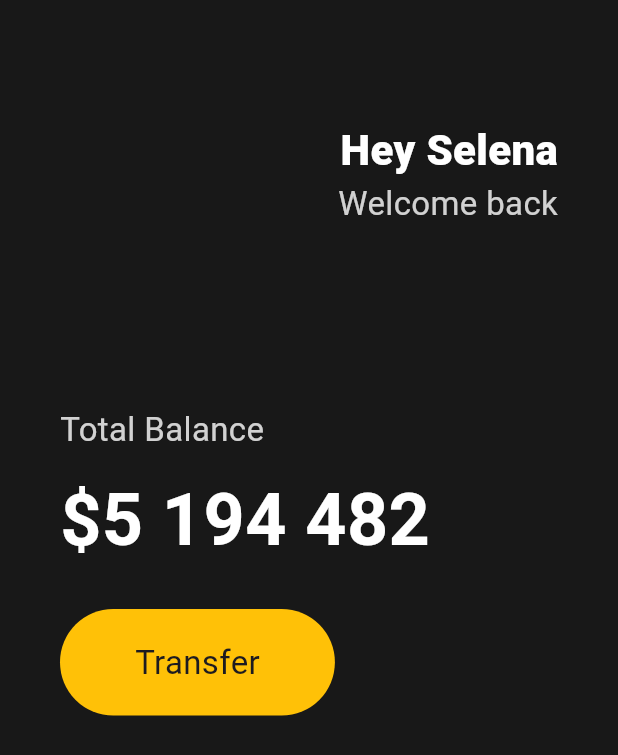
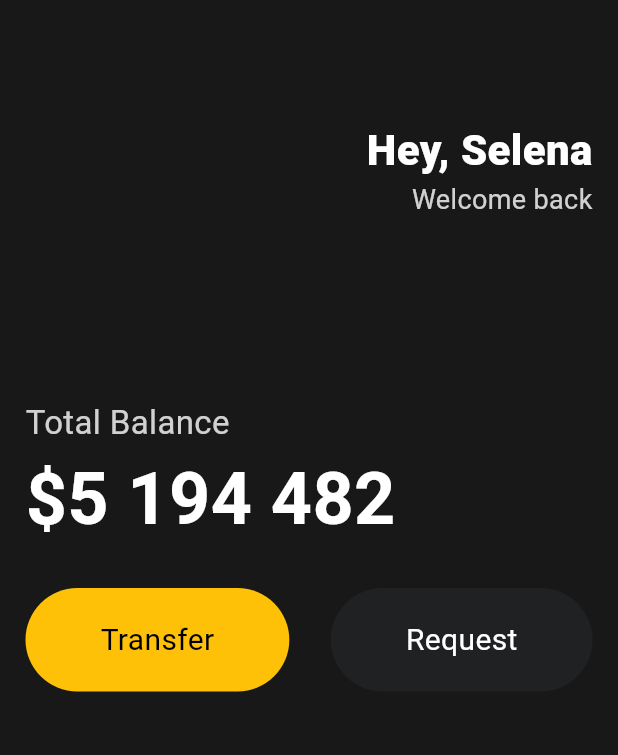
Before and after one commit to wakeupmakeup/flutter_study, a Flutter app: the screen it shows after launch, on a phone screen of 412 x 824 dp. Shown: the top 755 px of the screen. Run offline on Flutter 3.47's test engine with Material 3 defaults, Android fonts, the phone set to English and light mode, and no system bars.

Commit message:
[ADD] Code Action

```diff
--- a/lib/main.dart
+++ b/lib/main.dart
@@ -1,24 +1,27 @@
 import 'package:flutter/material.dart';
+import 'package:flutter_study/widgets/button.dart';
 
 void main() {
-  runApp(App());
+  runApp(const App());
 }
 
 // 최종 코드
 class App extends StatelessWidget {
+  const App({super.key});
+
   @override
   Widget build(BuildContext context) {
     return MaterialApp(
       home: Scaffold(
-        backgroundColor: Color(0xFF181818),
+        backgroundColor: const Color(0xFF181818),
         body: Padding(
-          padding: EdgeInsets.symmetric(
-            horizontal: 40,
+          padding: const EdgeInsets.symmetric(
+            horizontal: 17,
           ),
           child: Column(
             crossAxisAlignment: CrossAxisAlignment.start,
             children: [
-              SizedBox(
+              const SizedBox(
                 height: 80,
               ),
               Row(
@@ -27,8 +30,8 @@ class App extends StatelessWidget {
                   Column(
                     crossAxisAlignment: CrossAxisAlignment.end,
                     children: [
-                      Text(
-                        'Hey Selena',
+                      const Text(
+                        'Hey, Selena',
                         style: TextStyle(
                             color: Colors.white,
                             fontSize: 28,
@@ -38,14 +41,14 @@ class App extends StatelessWidget {
                         'Welcome back',
                         style: TextStyle(
                           color: Colors.white.withOpacity(0.8),
-                          fontSize: 22,
+                          fontSize: 18,
                         ),
                       ),
                     ],
                   ),
                 ],
               ),
-              SizedBox(
+              const SizedBox(
                 height: 120,
               ),
               Text(
@@ -55,11 +58,10 @@ class App extends StatelessWidget {
                   color: Colors.white.withOpacity(0.8),
                 ),
               ),
-              SizedBox(
-                height: 10,
+              const SizedBox(
+                height: 1,
               ),
-              Text(
-                // 변수가 아님을 알려줄때 이렇게 사용.
+              const Text(
                 '\$5 194 482',
                 style: TextStyle(
                   fontSize: 48,
@@ -67,37 +69,24 @@ class App extends StatelessWidget {
                   color: Colors.white,
                 ),
               ),
-              SizedBox(
+              const SizedBox(
                 height: 25,
               ),
-              Row(
+              const Row(
+                mainAxisAlignment: MainAxisAlignment.spaceBetween,
                 children: [
-                  // 컨테이너는 div 같은것이고 하나의 child를 가진다.
-                  Container(
-                    // 단순하게 backgroundcolor로 하는게 아니라 데코레이션이라는 것을 사용해야함.
-                    // 이외에도 border radius 작업 등에도 사용됨
-                    decoration: BoxDecoration(
-                      color: Colors.amber,
-                      borderRadius: BorderRadius.circular(
-                        45,
-                      ),
-                    ),
-                    // 지금 보면 패딩 값을 줄때 child에 주는 것을 알 수 있음.
-                    // child에 줘야 컨테이너 안에 넣을 텍스트에 직접 적용된다.
-
-                    child: Padding(
-                      // padding 값을 넣을때 symmetric을 넣고 가로 세로 값을 입력하면 된다.
-                      padding: EdgeInsets.symmetric(
-                        horizontal: 50,
-                        vertical: 20,
-                      ),
-                      child: Text(
-                        'Transfer',
-                        style: TextStyle(
-                          fontSize: 22,
-                        ),
-                      ),
-                    ),
+                  // 이렇게 하면 정말 간단하게 짤 수 있음.
+                  // 여기서는 값들을 미리 알 수 있기 때문에 const가 붙는 것임.
+                  // 지우면 오류는 나지는 않는다.
+                  Button(
+                    text: 'Transfer',
+                    bgColor: Colors.amber,
+                    textColor: Colors.black,
+                  ),
+                  Button(
+                    text: "Request",
+                    bgColor: Color(0xFF1F2123),
+                    textColor: Colors.white,
                   ),
                 ],
               ),
--- /dev/null
+++ b/lib/widgets/Button.dart
@@ -0,0 +1,56 @@
+// 단축기 st로 써도 되는데 지금은 클래스를 직접 만드는 것을 연습하자.
+
+import 'package:flutter/material.dart';
+
+class Button extends StatelessWidget {
+  final String text;
+  final Color bgColor;
+  final Color textColor;
+
+  const Button({
+    // key에 관해서는 나중에 설명.
+    // 이렇게 final을 만들었다면 생성자 함수를 만들자.
+    // required를 사용해서 선언된 매개변수는 해당 클래스의 인스턴스를 생성할때 반드시 값을 전달해야 하는
+    // 매개변수임을 나타냄. 즉, 해당 변수에 null 값이 들어갈 수 없음.
+
+    // 인스턴스 : 객체 지향 프로그래밍에서 클래스를 기반으로 생성된 구체적 개첼르 말함.
+    // 클래스는 설계도라고 생각하면 됨, 객체의 속성, 동작을 정의함. 이 클래스를 기반으로 실제로 메모리에 할당된 객체를
+    // 인스턴스라고 함.
+
+    // 예를 들어 위 Button 클래스는 버튼을 나타내는 템플릿인데 이것을 사용해서 Button 클래스의 인스턴스를 생성하면, 실제로 사용할 수 있는 버튼 객체가 만들어짐
+
+    // code action 부분
+    super.key,
+    required this.text,
+    required this.bgColor,
+    required this.textColor,
+  });
+
+  @override
+  Widget build(BuildContext context) {
+    return Container(
+      decoration: BoxDecoration(
+        // 원래 하드 코딩 되어 있던 부분을 이렇게 적용시킨다.
+        color: bgColor,
+        borderRadius: BorderRadius.circular(
+          45,
+        ),
+      ),
+
+      // 원래 Padding에 const가 있을때 오류가 나는데 이것은 밑에 값들이 상수 였을때 가능했던것.
+      child: Padding(
+        padding: const EdgeInsets.symmetric(
+          horizontal: 50,
+          vertical: 20,
+        ),
+        child: Text(
+          text,
+          style: TextStyle(
+            color: textColor,
+            fontSize: 20,
+          ),
+        ),
+      ),
+    );
+  }
+}
```
